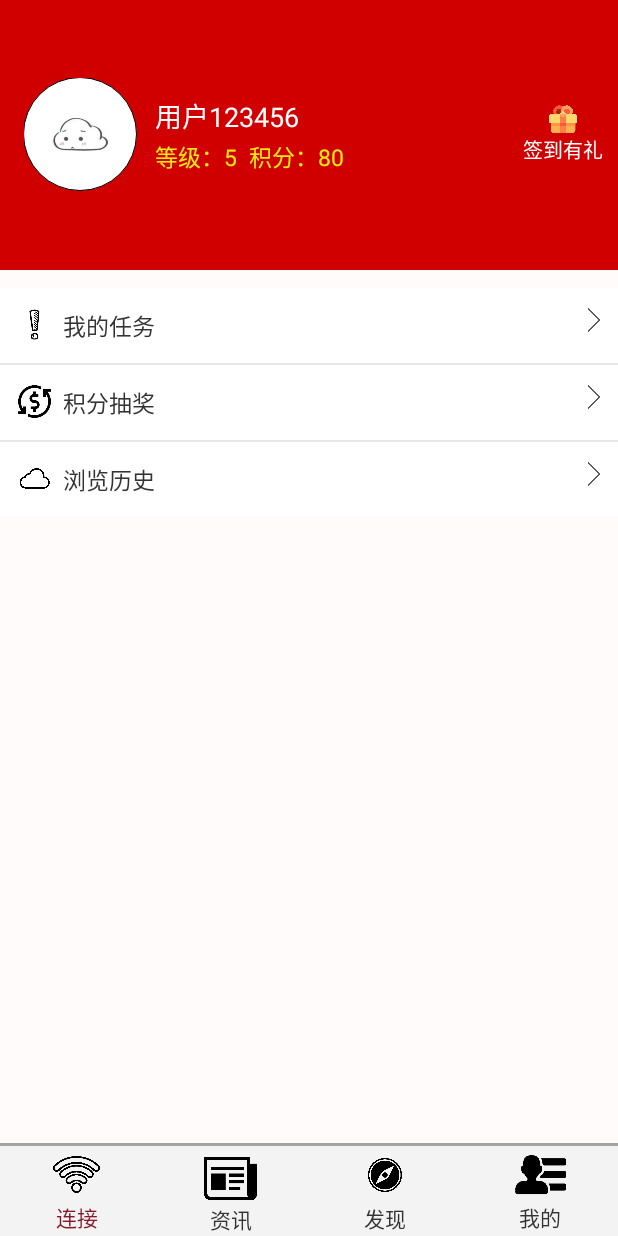
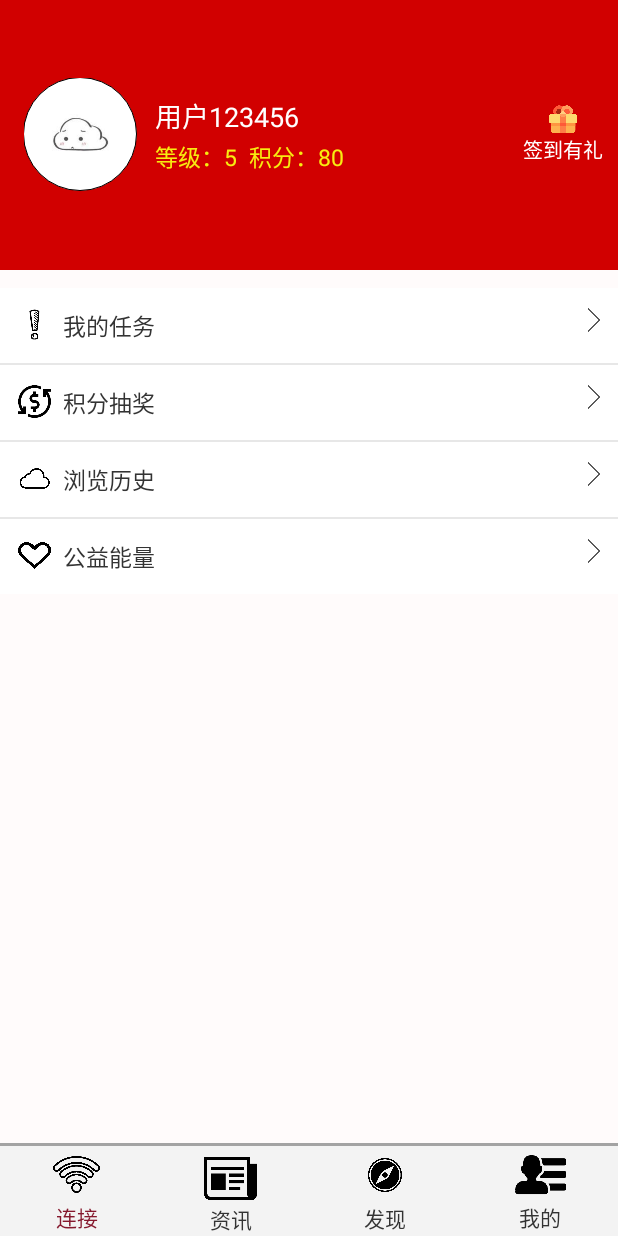
Before and after one commit to dearlhd/GaotieWifi, an Android app: the fragment MyselfFragment placed in its activity, on a phone screen of 412 x 824 dp. Run offline under Robolectric (Android 15) with nearby library versions, the phone set to English and light mode, and no system bars; our stand-ins replace CircleImageView.

Commit message:
个人页面的问题还是没有修复

```diff
--- a/app/src/main/java/com/dearlhd/crhwifi/UI/activity/HomePageActivity.java
+++ b/app/src/main/java/com/dearlhd/crhwifi/UI/activity/HomePageActivity.java
@@ -15,6 +15,7 @@ import android.widget.Toast;
 
 import com.dearlhd.crhwifi.R;
 import com.dearlhd.crhwifi.UI.fragment.ConnectFragment;
+import com.dearlhd.crhwifi.UI.fragment.DiscoveryFragment;
 import com.dearlhd.crhwifi.UI.fragment.MyselfFragment;
 import com.dearlhd.crhwifi.UI.fragment.NewsFragment;
 
@@ -25,6 +26,7 @@ public class HomePageActivity extends FragmentActivity {
 
     private ConnectFragment mConnectFragment;
     private NewsFragment mNewsFragment;
+    private DiscoveryFragment mDiscoveryFragment;
     private MyselfFragment mMyselfFragment;
 
     private LinearLayout mLlTab0;
@@ -145,6 +147,12 @@ public class HomePageActivity extends FragmentActivity {
                 }
                 break;
             case 2:
+                if (mDiscoveryFragment == null) {
+                    mDiscoveryFragment = new DiscoveryFragment();
+                    fragmentTransaction.add(R.id.fl_content, mDiscoveryFragment);
+                } else {
+                    fragmentTransaction.show(mDiscoveryFragment);
+                }
                 break;
             case 3:
                 if (mMyselfFragment == null) {
@@ -171,6 +179,10 @@ public class HomePageActivity extends FragmentActivity {
         if (mMyselfFragment != null) {
             fragmentTransaction.hide(mMyselfFragment);
         }
+
+        if (mDiscoveryFragment != null) {
+            fragmentTransaction.hide(mDiscoveryFragment);
+        }
     }
 
     private void initTab () {
--- a/app/src/main/res/layout/fragment_myself.xml
+++ b/app/src/main/res/layout/fragment_myself.xml
@@ -190,6 +190,44 @@
 
         </RelativeLayout>
 
+        <View
+            android:layout_width="match_parent"
+            android:layout_height="1dp"
+            android:background="@color/colorLightGreyLine" />
+
+        <RelativeLayout
+            android:layout_width="match_parent"
+            android:layout_height="50dp"
+            android:gravity="center_vertical"
+            android:orientation="horizontal">
+
+            <ImageView
+                android:id="@+id/iv_ic4"
+                android:layout_width="22dp"
+                android:layout_height="22dp"
+                android:layout_marginLeft="12dp"
+                android:src="@drawable/ic_public"/>
+
+            <TextView
+                android:layout_toRightOf="@id/iv_ic4"
+                android:layout_width="wrap_content"
+                android:layout_height="wrap_content"
+                android:layout_marginLeft="8dp"
+                android:text="公益能量"
+                android:textColor="@color/colorBlackText"
+                android:textSize="15sp"
+                />
+
+            <ImageView
+                android:layout_width="16dp"
+                android:layout_height="16dp"
+                android:layout_alignParentRight="true"
+                android:layout_marginRight="8dp"
+                android:src="@drawable/ic_arrow_right"
+                />
+
+        </RelativeLayout>
+
     </LinearLayout>
 
 </LinearLayout>
```
Also changed, not shown: app/src/main/res/drawable/ic_public.png (added).
